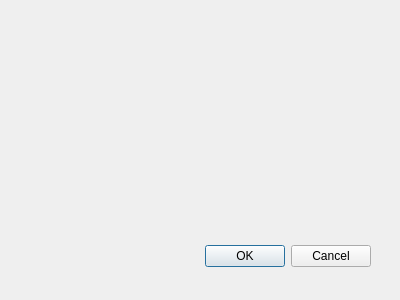
This is BerViewer/enc_dec_dlg.ui in jykim74/BerEditor as Qt 5 draws it before an edit. The edited form follows.
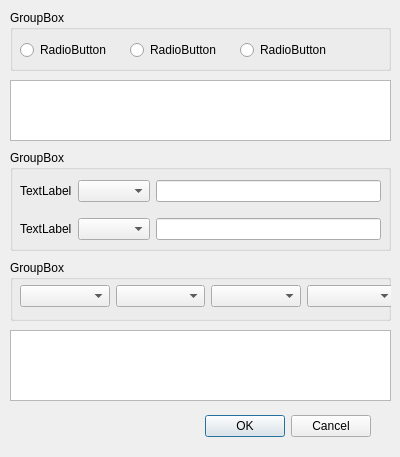
This is the edited form.

```diff
--- a/BerViewer/enc_dec_dlg.ui
+++ b/BerViewer/enc_dec_dlg.ui
@@ -9,7 +9,7 @@
     <x>0</x>
     <y>0</y>
     <width>400</width>
-    <height>300</height>
+    <height>457</height>
    </rect>
   </property>
   <property name="windowTitle">
@@ -19,7 +19,7 @@
    <property name="geometry">
     <rect>
      <x>30</x>
-     <y>240</y>
+     <y>410</y>
      <width>341</width>
      <height>32</height>
     </rect>
@@ -31,6 +31,166 @@
     <set>QDialogButtonBox::Cancel|QDialogButtonBox::Ok</set>
    </property>
   </widget>
+  <widget class="QGroupBox" name="groupBox">
+   <property name="geometry">
+    <rect>
+     <x>10</x>
+     <y>10</y>
+     <width>381</width>
+     <height>61</height>
+    </rect>
+   </property>
+   <property name="title">
+    <string>GroupBox</string>
+   </property>
+   <widget class="QRadioButton" name="radioButton">
+    <property name="geometry">
+     <rect>
+      <x>10</x>
+      <y>30</y>
+      <width>100</width>
+      <height>20</height>
+     </rect>
+    </property>
+    <property name="text">
+     <string>RadioButton</string>
+    </property>
+   </widget>
+   <widget class="QRadioButton" name="radioButton_2">
+    <property name="geometry">
+     <rect>
+      <x>120</x>
+      <y>30</y>
+      <width>100</width>
+      <height>20</height>
+     </rect>
+    </property>
+    <property name="text">
+     <string>RadioButton</string>
+    </property>
+   </widget>
+   <widget class="QRadioButton" name="radioButton_3">
+    <property name="geometry">
+     <rect>
+      <x>230</x>
+      <y>30</y>
+      <width>100</width>
+      <height>20</height>
+     </rect>
+    </property>
+    <property name="text">
+     <string>RadioButton</string>
+    </property>
+   </widget>
+  </widget>
+  <widget class="QPlainTextEdit" name="plainTextEdit">
+   <property name="geometry">
+    <rect>
+     <x>10</x>
+     <y>80</y>
+     <width>381</width>
+     <height>61</height>
+    </rect>
+   </property>
+  </widget>
+  <widget class="QGroupBox" name="groupBox_2">
+   <property name="geometry">
+    <rect>
+     <x>10</x>
+     <y>150</y>
+     <width>381</width>
+     <height>101</height>
+    </rect>
+   </property>
+   <property name="title">
+    <string>GroupBox</string>
+   </property>
+   <widget class="QWidget" name="gridLayoutWidget">
+    <property name="geometry">
+     <rect>
+      <x>10</x>
+      <y>20</y>
+      <width>361</width>
+      <height>80</height>
+     </rect>
+    </property>
+    <layout class="QGridLayout" name="gridLayout">
+     <item row="1" column="0">
+      <widget class="QLabel" name="label_2">
+       <property name="text">
+        <string>TextLabel</string>
+       </property>
+      </widget>
+     </item>
+     <item row="0" column="0">
+      <widget class="QLabel" name="label">
+       <property name="text">
+        <string>TextLabel</string>
+       </property>
+      </widget>
+     </item>
+     <item row="0" column="1">
+      <widget class="QComboBox" name="comboBox"/>
+     </item>
+     <item row="0" column="2">
+      <widget class="QLineEdit" name="lineEdit"/>
+     </item>
+     <item row="1" column="1">
+      <widget class="QComboBox" name="comboBox_2"/>
+     </item>
+     <item row="1" column="2">
+      <widget class="QLineEdit" name="lineEdit_2"/>
+     </item>
+    </layout>
+   </widget>
+  </widget>
+  <widget class="QGroupBox" name="groupBox_3">
+   <property name="geometry">
+    <rect>
+     <x>10</x>
+     <y>260</y>
+     <width>381</width>
+     <height>61</height>
+    </rect>
+   </property>
+   <property name="title">
+    <string>GroupBox</string>
+   </property>
+   <widget class="QWidget" name="gridLayoutWidget_2">
+    <property name="geometry">
+     <rect>
+      <x>10</x>
+      <y>20</y>
+      <width>376</width>
+      <height>32</height>
+     </rect>
+    </property>
+    <layout class="QGridLayout" name="gridLayout_2">
+     <item row="0" column="1">
+      <widget class="QComboBox" name="comboBox_4"/>
+     </item>
+     <item row="0" column="0">
+      <widget class="QComboBox" name="comboBox_3"/>
+     </item>
+     <item row="0" column="2">
+      <widget class="QComboBox" name="comboBox_5"/>
+     </item>
+     <item row="0" column="3">
+      <widget class="QComboBox" name="comboBox_6"/>
+     </item>
+    </layout>
+   </widget>
+  </widget>
+  <widget class="QPlainTextEdit" name="plainTextEdit_2">
+   <property name="geometry">
+    <rect>
+     <x>10</x>
+     <y>330</y>
+     <width>381</width>
+     <height>71</height>
+    </rect>
+   </property>
+  </widget>
  </widget>
  <pixmapfunction/>
  <resources/>
```
Left out of the diff: 9 changed lines with no effect on the pictures.
